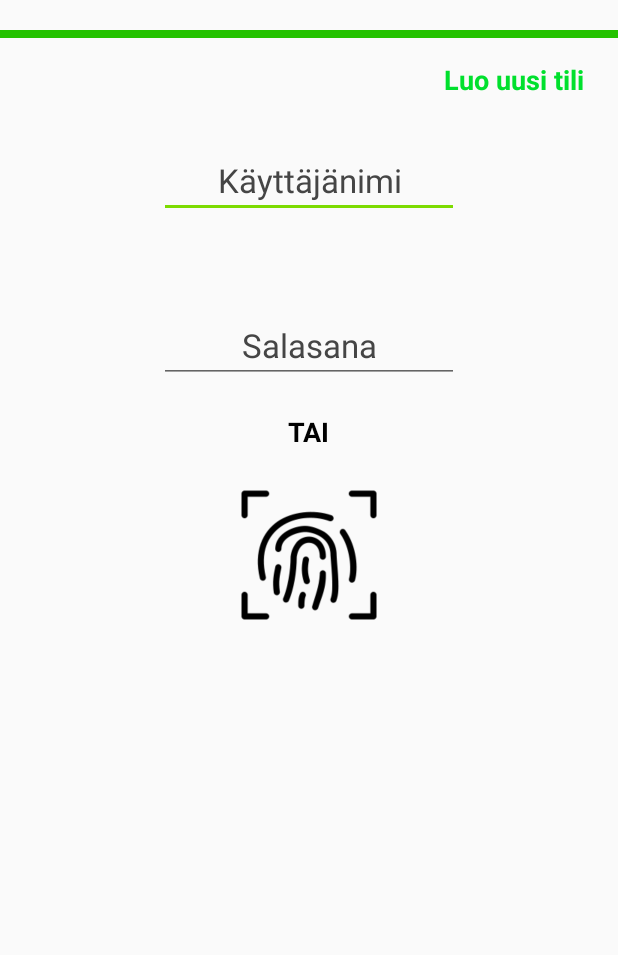
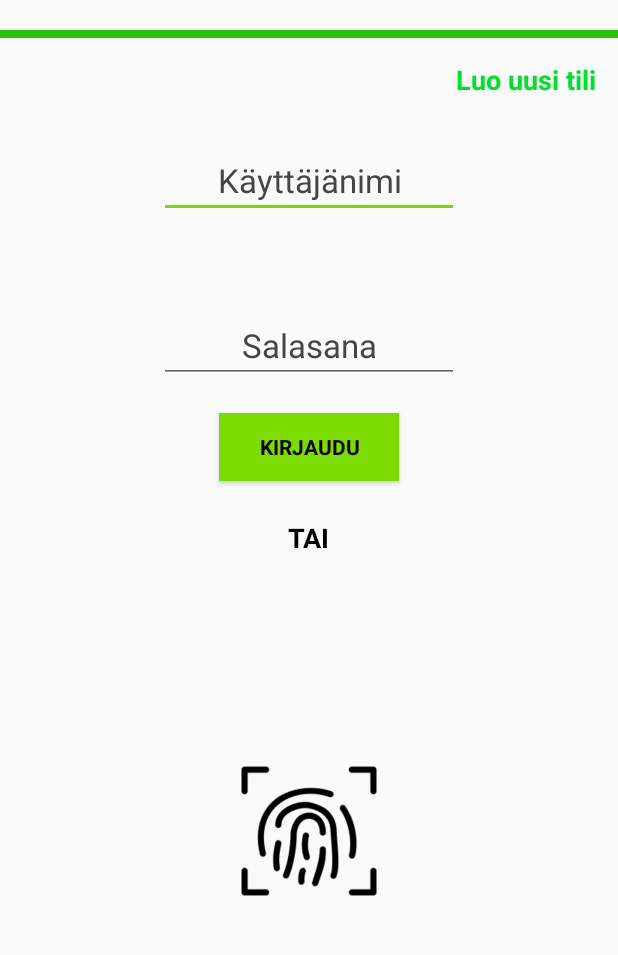
Before and after one commit to t7tuta00/Kinesampo, an Android app: the layout activity_main.xml on its own in the app's theme, with its tools: preview values and no code run, on a phone screen of 412 x 824 dp, the part 255-1210 px from its top. Run offline under Robolectric (Android 15) with nearby library versions, the phone set to English and light mode, and no system bars.

Commit message:
'käyttöliittymiä_yms'

```diff
--- a/app/src/main/res/layout/activity_liikunta_game.xml
+++ b/app/src/main/res/layout/activity_liikunta_game.xml
@@ -35,6 +35,8 @@
         android:layout_width="100dp"
         android:layout_height="30dp"
         android:id="@+id/liikuntakentta"
+        android:gravity="center"
+        android:inputType="number"
         android:layout_gravity="center"/>
 
     <Button
--- a/app/src/main/res/layout/activity_main.xml
+++ b/app/src/main/res/layout/activity_main.xml
@@ -1,115 +1,111 @@
-<LinearLayout xmlns:android="http://schemas.android.com/apk/res/android"
-    xmlns:tools="http://schemas.android.com/tools"
+<?xml version="1.0" encoding="utf-8"?>
+<RelativeLayout xmlns:android="http://schemas.android.com/apk/res/android"
     android:layout_width="match_parent"
     android:layout_height="match_parent"
-    xmlns:app="http://schemas.android.com/apk/res-auto"
-    android:gravity="center_horizontal"
-    android:orientation="vertical"
+    xmlns:tools="http://schemas.android.com/tools"
     tools:context=".MainActivity">
 
-    <androidx.appcompat.widget.Toolbar
-        android:layout_width="match_parent"
-        android:layout_height="0dp"
-        android:id="@+id/toolbar"></androidx.appcompat.widget.Toolbar>
-
     <ImageView
+        android:id="@+id/imageView"
+        android:layout_width="150dp"
+        android:layout_height="150dp"
+        android:layout_alignParentTop="true"
+        android:layout_centerHorizontal="true"
         android:layout_marginTop="20dp"
         android:layout_marginBottom="20dp"
-        android:layout_width="150dp"
-        android:layout_height="150dp"
-        android:src="@drawable/logo_src"/>
+        android:src="@drawable/logo_src" />
 
     <LinearLayout
         android:layout_width="match_parent"
+        android:id="@+id/palkki"
         android:layout_height="5dp"
-        android:background="@color/colorPrimaryDark">
+        android:layout_below="@+id/imageView"
+        android:background="@color/colorPrimaryDark"
+        android:orientation="horizontal">
     </LinearLayout>
 
-    <LinearLayout
+    <TextView
+        android:id="@+id/uusikayttaja"
         android:layout_width="match_parent"
         android:layout_height="wrap_content"
-        android:orientation="vertical">
-
-        <TextView
-            android:layout_width="match_parent"
-            android:layout_height="wrap_content"
-            android:id="@+id/uusikayttaja"
+        android:layout_below="@+id/palkki"
         android:layout_gravity="center"
-            android:gravity="end"
-            android:textStyle="bold"
-            android:textSize="18dp"
         android:layout_marginTop="15dp"
         android:layout_marginRight="15dp"
+        android:gravity="end"
+        android:onClick="uusiKayttajaIntent"
+        android:text="Luo uusi tili"
         android:textColor="@color/colorPrimary"
-            android:onClick="uusiKayttajaIntent"
-            android:text="Luo uusi tili">
-        </TextView>
+        android:textSize="18dp"
+        android:textStyle="bold"/>
 
     <EditText
         android:id="@+id/editText"
         android:layout_width="200dp"
+        android:layout_height="wrap_content"
+        android:layout_below="@+id/uusikayttaja"
+        android:layout_gravity="center"
+        android:layout_centerHorizontal="true"
         android:layout_marginTop="30dp"
-        android:layout_height="wrap_content"
         android:gravity="center"
-        android:layout_gravity="center"
+        android:hint="Käyttäjänimi"
         android:textColorHint="@color/hintColor"
-        android:hint="Käyttäjänimi"
         android:textSize="22dp"/>
-
-    </LinearLayout>
-
-    <LinearLayout
-        android:layout_width="match_parent"
-        android:layout_height="match_parent"
-        android:orientation="vertical">
 
     <EditText
         android:id="@+id/password"
         android:layout_width="200dp"
         android:layout_height="wrap_content"
+        android:layout_below="@+id/editText"
+        android:layout_centerHorizontal="true"
+        android:layout_gravity="center"
+        android:layout_marginTop="60dp"
         android:gravity="center"
+        android:hint="Salasana"
         android:inputType="textPassword"
-            android:layout_marginTop="60dp"
-            android:layout_gravity="center"
         android:textColorHint="@color/hintColor"
-            android:hint="Salasana"
-            android:textSize="22dp"/>
+        android:textSize="22dp" />
 
     <Button
         android:id="@+id/signInButton"
+        style="?android:textAppearanceSmall"
+        android:layout_width="120dp"
+        android:layout_height="45dp"
+        android:layout_below="@+id/password"
+        android:layout_centerHorizontal="true"
         android:layout_gravity="center"
-                style="?android:textAppearanceSmall"
-                android:textStyle="bold"
+        android:layout_marginTop="20dp"
+        android:background="@color/colorAccent"
+        android:onClick="kirjauduIntent"
+        android:text="Kirjaudu"
         android:textColor="@android:color/black"
-                android:background="@color/colorAccent"
-                android:layout_width="120dp"
-                android:layout_marginTop="20dp"
-                android:layout_height="45dp"
-                android:visibility="gone"
-                android:onClick="kirjauduIntent"
-                android:text="Kirjaudu"/>
+        android:textStyle="bold" />
 
     <TextView
+        android:id="@+id/textView"
         android:layout_width="wrap_content"
         android:layout_height="wrap_content"
+        android:layout_below="@+id/signInButton"
+        android:layout_centerHorizontal="true"
         android:layout_gravity="center"
-            android:layout_marginTop="20dp"
-            android:layout_marginBottom="20dp"
+        android:layout_marginTop="25dp"
+        android:text="TAI"
+        android:textColor="@android:color/black"
         android:textSize="18dp"
-            android:textStyle="bold"
-            android:textColor="@android:color/black"
-            android:text="TAI"/>
+        android:textStyle="bold"/>
 
     <Button
         android:id="@+id/fingerPrintButton"
+        style="?android:attr/borderlessButtonStyle"
+        android:layout_width="100dp"
+        android:layout_height="100dp"
+        android:layout_alignParentBottom="true"
+        android:layout_centerHorizontal="true"
+        android:layout_gravity="center"
+        android:layout_marginBottom="50dp"
+        android:background="@drawable/fingerprint_src"
         android:onClick="kirjauduIntent"
-        android:layout_gravity="center"
-        style="?android:attr/borderlessButtonStyle"
-        android:textStyle="bold"
         android:textColor="@android:color/black"
-        android:background="@drawable/fingerprint_src"
-        android:layout_width="100dp"
-        android:layout_height="100dp"/>
+        android:textStyle="bold"/>
 
-    </LinearLayout>
-</LinearLayout>
+</RelativeLayout>
```
Also changed, not shown: app/src/main/java/com/example/toiminnallisuusv1/FoodActivity.java (+9 -0 lines), app/src/main/java/com/example/toiminnallisuusv1/MainActivity.java (+4 -25 lines), app/src/main/java/com/example/toiminnallisuusv1/MenuActivity.java (+0 -11 lines), app/src/main/res/layout/activity_food.xml (+53 -13 lines), app/src/main/res/layout/activity_menu.xml (+68 -84 lines), app/src/main/res/layout/activity_vesi.xml (+4 -8 lines). Lines whose indentation alone changed are shown as unchanged.
